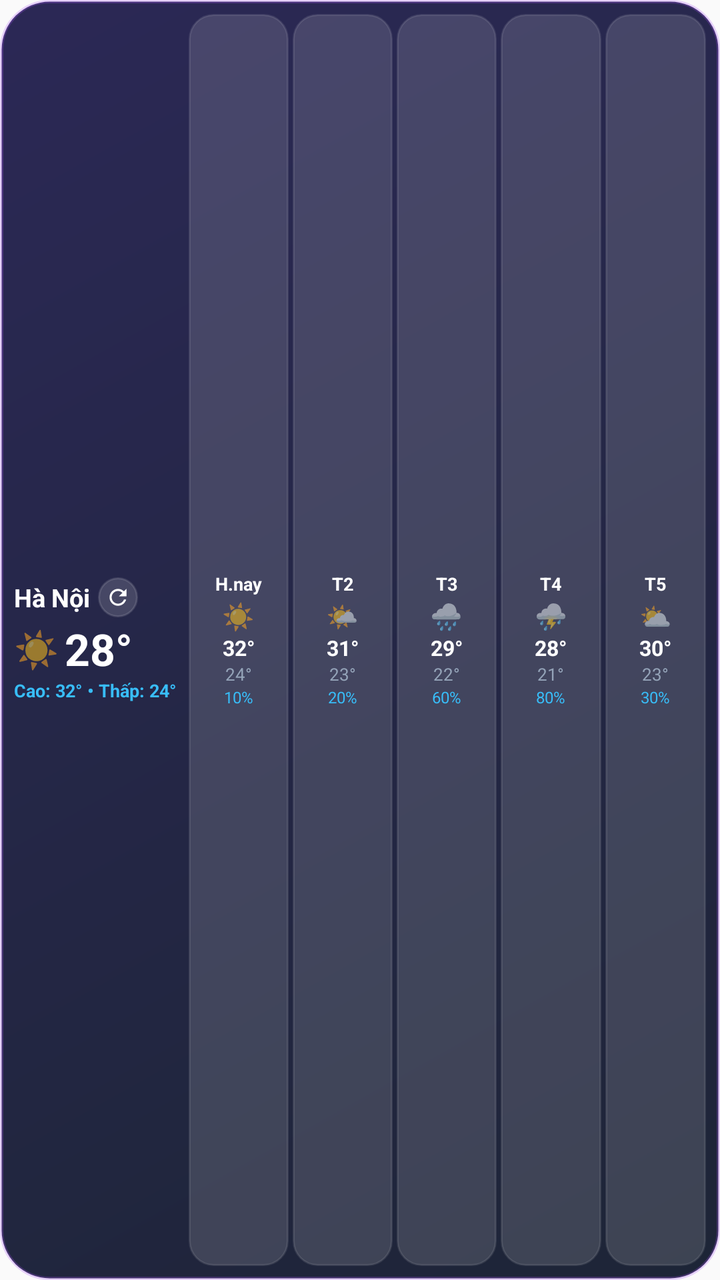
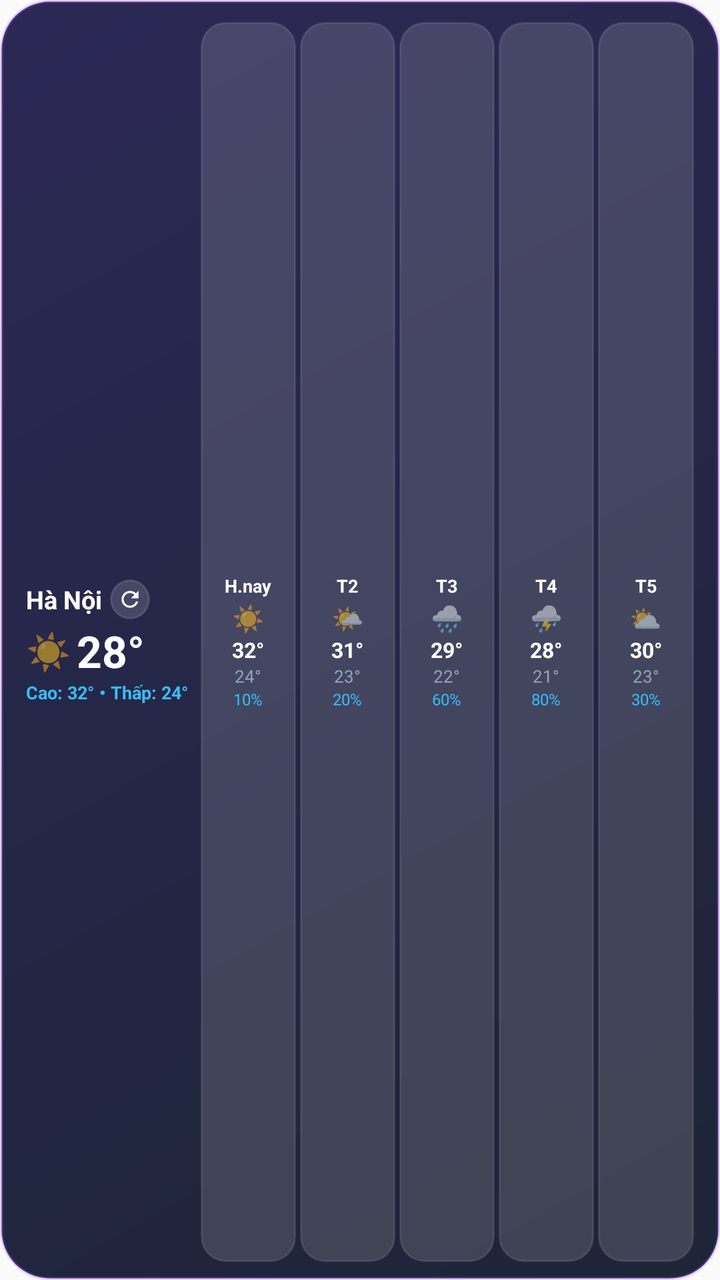

Screens rendered from an Android XML layout before and after an edit, with the pre-edit source and the edit as a unified diff.
<!-- AndroidManifest.xml: application theme Theme.Weather24h -->
<!-- res/layout/weather_widget_forecast.xml -->
<?xml version="1.0" encoding="utf-8"?>
<FrameLayout xmlns:android="http://schemas.android.com/apk/res/android"
    android:id="@+id/forecast_widget_root"
    android:layout_width="match_parent"
    android:layout_height="match_parent">

    
    <ImageView
        android:id="@+id/forecast_widget_bg_layer"
        android:layout_width="match_parent"
        android:layout_height="match_parent"
        android:scaleType="fitXY"
        android:src="@drawable/widget_bg_dark" />

    
    <LinearLayout
        android:id="@+id/forecast_widget_content"
        android:layout_width="match_parent"
        android:layout_height="match_parent"
        android:gravity="center_vertical"
        android:orientation="horizontal"
        android:padding="7dp">

        
        <LinearLayout
            android:layout_width="wrap_content"
            android:layout_height="wrap_content"
            android:layout_marginEnd="6dp"
            android:gravity="center_vertical"
            android:orientation="vertical">

            <LinearLayout
                android:layout_width="wrap_content"
                android:layout_height="wrap_content"
                android:gravity="center_vertical"
                android:orientation="horizontal">

                <TextView
                    android:id="@+id/forecast_widget_city"
                    android:layout_width="wrap_content"
                    android:layout_height="wrap_content"
                    android:ellipsize="end"
                    android:maxLines="1"
                    android:singleLine="true"
                    android:text="Hà Nội"
                    android:textColor="#FFFFFF"
                    android:textSize="12.5sp"
                    android:textStyle="bold" />

                <ImageView
                    android:id="@+id/forecast_widget_btn_refresh"
                    android:layout_width="20dp"
                    android:layout_height="20dp"
                    android:layout_marginStart="4dp"
                    android:background="@drawable/widget_refresh_btn_bg_dark"
                    android:contentDescription="Làm mới thời tiết"
                    android:padding="3.5dp"
                    android:src="@drawable/ic_refresh" />
            </LinearLayout>

            <LinearLayout
                android:layout_width="wrap_content"
                android:layout_height="wrap_content"
                android:layout_marginTop="1dp"
                android:gravity="center_vertical"
                android:orientation="horizontal">

                <TextView
                    android:id="@+id/forecast_widget_icon"
                    android:layout_width="wrap_content"
                    android:layout_height="wrap_content"
                    android:layout_marginEnd="3dp"
                    android:text="☀️"
                    android:textSize="18sp" />

                <TextView
                    android:id="@+id/forecast_widget_temp"
                    android:layout_width="wrap_content"
                    android:layout_height="wrap_content"
                    android:singleLine="true"
                    android:text="28°"
                    android:textColor="#FFFFFF"
                    android:textSize="22sp"
                    android:textStyle="bold" />
            </LinearLayout>

            <TextView
                android:id="@+id/forecast_widget_desc"
                android:layout_width="wrap_content"
                android:layout_height="wrap_content"
                android:ellipsize="end"
                android:maxLines="1"
                android:singleLine="true"
                android:text="Cao: 32° • Thấp: 24°"
                android:textColor="#38BDF8"
                android:textSize="9sp"
                android:textStyle="bold" />
        </LinearLayout>

        
        <LinearLayout
            android:layout_width="0dp"
            android:layout_height="match_parent"
            android:layout_weight="1"
            android:gravity="center_vertical"
            android:orientation="horizontal">

            
            <LinearLayout
                android:id="@+id/forecast_chip_0"
                android:layout_width="0dp"
                android:layout_height="match_parent"
                android:layout_marginEnd="2dp"
                android:layout_weight="1"
                android:background="@drawable/widget_hour_chip_dark"
                android:gravity="center"
                android:orientation="vertical"
                android:paddingTop="3dp"
                android:paddingBottom="3dp"
                android:paddingStart="1.5dp"
                android:paddingEnd="1.5dp">

                <TextView
                    android:id="@+id/day0_label"
                    android:layout_width="wrap_content"
                    android:layout_height="wrap_content"
                    android:singleLine="true"
                    android:text="H.nay"
                    android:textColor="#FFFFFF"
                    android:textSize="9sp"
                    android:textStyle="bold" />

                <TextView
                    android:id="@+id/day0_icon"
                    android:layout_width="wrap_content"
                    android:layout_height="wrap_content"
                    android:layout_marginTop="1dp"
                    android:text="☀️"
                    android:textSize="13sp" />

                <TextView
                    android:id="@+id/day0_temp_max"
                    android:layout_width="wrap_content"
                    android:layout_height="wrap_content"
                    android:singleLine="true"
                    android:text="32°"
                    android:textColor="#FFFFFF"
                    android:textSize="10.5sp"
                    android:textStyle="bold" />

                <TextView
                    android:id="@+id/day0_temp_min"
                    android:layout_width="wrap_content"
                    android:layout_height="wrap_content"
                    android:singleLine="true"
                    android:text="24°"
                    android:textColor="#94A3B8"
                    android:textSize="8.5sp" />

                <TextView
                    android:id="@+id/day0_rain"
                    android:layout_width="wrap_content"
                    android:layout_height="wrap_content"
                    android:singleLine="true"
                    android:text="10%"
                    android:textColor="#38BDF8"
                    android:textSize="8sp" />
            </LinearLayout>

            
            <LinearLayout
                android:id="@+id/forecast_chip_1"
                android:layout_width="0dp"
                android:layout_height="match_parent"
                android:layout_marginEnd="2dp"
                android:layout_weight="1"
                android:background="@drawable/widget_hour_chip_dark"
                android:gravity="center"
                android:orientation="vertical"
                android:paddingTop="3dp"
                android:paddingBottom="3dp"
                android:paddingStart="1.5dp"
                android:paddingEnd="1.5dp">

                <TextView
                    android:id="@+id/day1_label"
                    android:layout_width="wrap_content"
                    android:layout_height="wrap_content"
                    android:singleLine="true"
                    android:text="T2"
                    android:textColor="#FFFFFF"
                    android:textSize="9sp"
                    android:textStyle="bold" />

                <TextView
                    android:id="@+id/day1_icon"
                    android:layout_width="wrap_content"
                    android:layout_height="wrap_content"
                    android:layout_marginTop="1dp"
                    android:text="🌤️"
                    android:textSize="13sp" />

                <TextView
                    android:id="@+id/day1_temp_max"
                    android:layout_width="wrap_content"
                    android:layout_height="wrap_content"
                    android:singleLine="true"
                    android:text="31°"
                    android:textColor="#FFFFFF"
                    android:textSize="10.5sp"
                    android:textStyle="bold" />

                <TextView
                    android:id="@+id/day1_temp_min"
                    android:layout_width="wrap_content"
                    android:layout_height="wrap_content"
                    android:singleLine="true"
                    android:text="23°"
                    android:textColor="#94A3B8"
                    android:textSize="8.5sp" />

                <TextView
                    android:id="@+id/day1_rain"
                    android:layout_width="wrap_content"
                    android:layout_height="wrap_content"
                    android:singleLine="true"
                    android:text="20%"
                    android:textColor="#38BDF8"
                    android:textSize="8sp" />
            </LinearLayout>

            
            <LinearLayout
                android:id="@+id/forecast_chip_2"
                android:layout_width="0dp"
                android:layout_height="match_parent"
                android:layout_marginEnd="2dp"
                android:layout_weight="1"
                android:background="@drawable/widget_hour_chip_dark"
                android:gravity="center"
                android:orientation="vertical"
                android:paddingTop="3dp"
                android:paddingBottom="3dp"
                android:paddingStart="1.5dp"
                android:paddingEnd="1.5dp">

                <TextView
                    android:id="@+id/day2_label"
                    android:layout_width="wrap_content"
                    android:layout_height="wrap_content"
                    android:singleLine="true"
                    android:text="T3"
                    android:textColor="#FFFFFF"
                    android:textSize="9sp"
                    android:textStyle="bold" />

                <TextView
                    android:id="@+id/day2_icon"
                    android:layout_width="wrap_content"
                    android:layout_height="wrap_content"
                    android:layout_marginTop="1dp"
                    android:text="🌧️"
                    android:textSize="13sp" />

                <TextView
                    android:id="@+id/day2_temp_max"
                    android:layout_width="wrap_content"
                    android:layout_height="wrap_content"
                    android:singleLine="true"
                    android:text="29°"
                    android:textColor="#FFFFFF"
                    android:textSize="10.5sp"
                    android:textStyle="bold" />

                <TextView
                    android:id="@+id/day2_temp_min"
                    android:layout_width="wrap_content"
                    android:layout_height="wrap_content"
                    android:singleLine="true"
                    android:text="22°"
                    android:textColor="#94A3B8"
                    android:textSize="8.5sp" />

                <TextView
                    android:id="@+id/day2_rain"
                    android:layout_width="wrap_content"
                    android:layout_height="wrap_content"
                    android:singleLine="true"
                    android:text="60%"
                    android:textColor="#38BDF8"
                    android:textSize="8sp" />
            </LinearLayout>

            
            <LinearLayout
                android:id="@+id/forecast_chip_3"
                android:layout_width="0dp"
                android:layout_height="match_parent"
                android:layout_marginEnd="2dp"
                android:layout_weight="1"
                android:background="@drawable/widget_hour_chip_dark"
                android:gravity="center"
                android:orientation="vertical"
                android:paddingTop="3dp"
                android:paddingBottom="3dp"
                android:paddingStart="1.5dp"
                android:paddingEnd="1.5dp">

                <TextView
                    android:id="@+id/day3_label"
                    android:layout_width="wrap_content"
                    android:layout_height="wrap_content"
                    android:singleLine="true"
                    android:text="T4"
                    android:textColor="#FFFFFF"
                    android:textSize="9sp"
                    android:textStyle="bold" />

                <TextView
                    android:id="@+id/day3_icon"
                    android:layout_width="wrap_content"
                    android:layout_height="wrap_content"
                    android:layout_marginTop="1dp"
                    android:text="⛈️"
                    android:textSize="13sp" />

                <TextView
                    android:id="@+id/day3_temp_max"
                    android:layout_width="wrap_content"
                    android:layout_height="wrap_content"
                    android:singleLine="true"
                    android:text="28°"
                    android:textColor="#FFFFFF"
                    android:textSize="10.5sp"
                    android:textStyle="bold" />

                <TextView
                    android:id="@+id/day3_temp_min"
                    android:layout_width="wrap_content"
                    android:layout_height="wrap_content"
                    android:singleLine="true"
                    android:text="21°"
                    android:textColor="#94A3B8"
                    android:textSize="8.5sp" />

                <TextView
                    android:id="@+id/day3_rain"
                    android:layout_width="wrap_content"
                    android:layout_height="wrap_content"
                    android:singleLine="true"
                    android:text="80%"
                    android:textColor="#38BDF8"
                    android:textSize="8sp" />
            </LinearLayout>

            
            <LinearLayout
                android:id="@+id/forecast_chip_4"
                android:layout_width="0dp"
                android:layout_height="match_parent"
                android:layout_weight="1"
                android:background="@drawable/widget_hour_chip_dark"
                android:gravity="center"
                android:orientation="vertical"
                android:paddingTop="3dp"
                android:paddingBottom="3dp"
                android:paddingStart="1.5dp"
                android:paddingEnd="1.5dp">

                <TextView
                    android:id="@+id/day4_label"
                    android:layout_width="wrap_content"
                    android:layout_height="wrap_content"
                    android:singleLine="true"
                    android:text="T5"
                    android:textColor="#FFFFFF"
                    android:textSize="9sp"
                    android:textStyle="bold" />

                <TextView
                    android:id="@+id/day4_icon"
                    android:layout_width="wrap_content"
                    android:layout_height="wrap_content"
                    android:layout_marginTop="1dp"
                    android:text="⛅"
                    android:textSize="13sp" />

                <TextView
                    android:id="@+id/day4_temp_max"
                    android:layout_width="wrap_content"
                    android:layout_height="wrap_content"
                    android:singleLine="true"
                    android:text="30°"
                    android:textColor="#FFFFFF"
                    android:textSize="10.5sp"
                    android:textStyle="bold" />

                <TextView
                    android:id="@+id/day4_temp_min"
                    android:layout_width="wrap_content"
                    android:layout_height="wrap_content"
                    android:singleLine="true"
                    android:text="23°"
                    android:textColor="#94A3B8"
                    android:textSize="8.5sp" />

                <TextView
                    android:id="@+id/day4_rain"
                    android:layout_width="wrap_content"
                    android:layout_height="wrap_content"
                    android:singleLine="true"
                    android:text="30%"
                    android:textColor="#38BDF8"
                    android:textSize="8sp" />
            </LinearLayout>

        </LinearLayout>

    </LinearLayout>

</FrameLayout>
<!-- resources referenced by this layout -->
<resources>
  <!-- drawable ic_refresh (drawable) -->
  <vector xmlns:android="http://schemas.android.com/apk/res/android"
      android:width="24dp"
      android:height="24dp"
      android:viewportWidth="24"
      android:viewportHeight="24">
      <path
          android:fillColor="#FFFFFFFF"
          android:pathData="M17.65,6.35C16.2,4.9 14.21,4 12,4c-4.42,0 -7.99,3.58 -7.99,8s3.57,8 7.99,8c3.73,0 6.84,-2.55 7.73,-6h-2.08c-0.82,2.33 -3.04,4 -5.65,4 -3.31,0 -6,-2.69 -6,-6s2.69,-6 6,-6c1.66,0 3.14,0.69 4.22,1.78L13,11h7V4l-2.35,2.35z"/>
  </vector>
  <!-- drawable widget_bg_dark (drawable) -->
  <?xml version="1.0" encoding="utf-8"?>
  <shape xmlns:android="http://schemas.android.com/apk/res/android"
      android:shape="rectangle">
      <gradient
          android:angle="315"
          android:startColor="#F01E1B4B"
          android:endColor="#F00F172A" />
      <corners android:radius="24dp" />
      <stroke
          android:width="1.5dp"
          android:color="#40A855F7" />
  </shape>
  <!-- drawable widget_hour_chip_dark (drawable) -->
  <?xml version="1.0" encoding="utf-8"?>
  <shape xmlns:android="http://schemas.android.com/apk/res/android"
      android:shape="rectangle">
      <corners android:radius="12dp" />
      <solid android:color="#24FFFFFF" />
      <stroke
          android:width="1dp"
          android:color="#1AFFFFFF" />
  </shape>
  <!-- drawable widget_refresh_btn_bg_dark (drawable) -->
  <?xml version="1.0" encoding="utf-8"?>
  <shape xmlns:android="http://schemas.android.com/apk/res/android"
      android:shape="oval">
      <solid android:color="#26FFFFFF" />
      <stroke
          android:width="1dp"
          android:color="#20FFFFFF" />
  </shape>
  <style name="Theme.Weather24h" parent="android:Theme.Material.Light.NoActionBar">
          <item name="android:statusBarColor">@android:color/transparent</item>
          <item name="android:navigationBarColor">@android:color/transparent</item>
          <item name="android:windowLightStatusBar">true</item>
          <item name="android:windowLightNavigationBar">true</item>
      </style>
</resources>

<!-- the commit's change to res/layout/weather_widget_forecast.xml (unified diff, before → after) -->
@@ -19,7 +19,12 @@
         android:layout_height="match_parent"
         android:gravity="center_vertical"
         android:orientation="horizontal"
-        android:padding="7dp">
+        android:paddingLeft="13dp"
+        android:paddingRight="13dp"
+        android:paddingStart="13dp"
+        android:paddingEnd="13dp"
+        android:paddingTop="11dp"
+        android:paddingBottom="9dp">
 
         
         <LinearLayout
